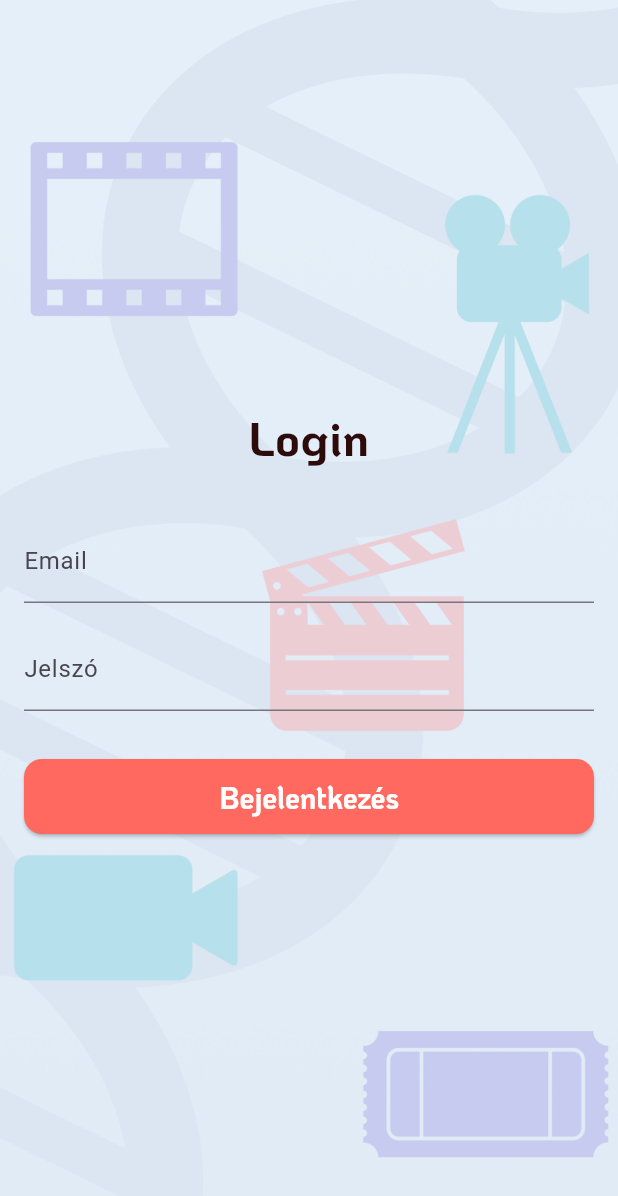
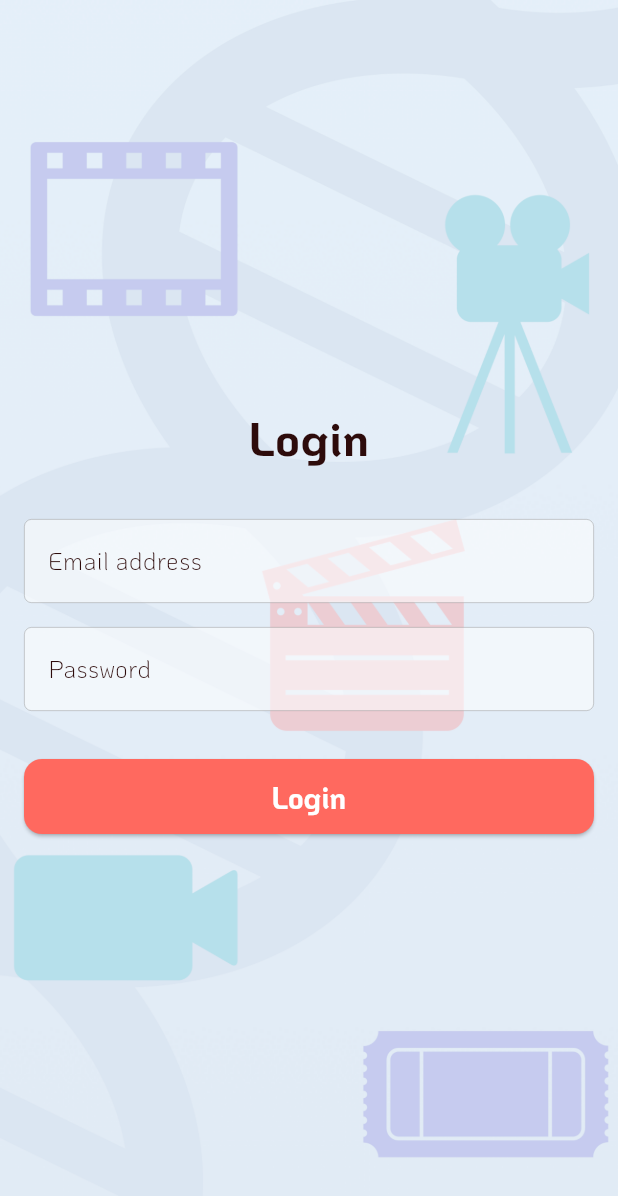
Before and after one commit to jozsefjagicza/piller, a Flutter app: the screen it shows after launch, on a phone screen of 412 x 824 dp. Shown: the top 1196 px of the screen. Run offline on Flutter 3.47's test engine with Material 3 defaults, Android fonts, the phone set to English and light mode, and no system bars; our stand-ins replace easy_localization, get_it.

Commit message:
add interactor to auth

```diff
--- a/assets/translations/en.json
+++ b/assets/translations/en.json
@@ -3,5 +3,14 @@
   "app_name": "Test task",
   "applicant_name": "Jozsef Jagicza",
 
-  "login_title": "Login"
+  "login_title": "Login",
+  "login_email": "Email address",
+  "login_password": "Password",
+  "login_validate_empty_email": "Please enter your email address",
+  "login_validate": "Invalid email or password",
+  "login_validate_email_format": "Please enter a valid email address",
+  "login_validate_empty_password": "Please enter your password",
+  "login_validate_short_password": "The password must be at least 6 characters long",
+  "login_failed": "Login failed",
+  "login_success": "Login successful"
 }
--- a/assets/translations/hu.json
+++ b/assets/translations/hu.json
@@ -3,5 +3,15 @@
   "app_name": "Tesztfeladat",
   "applicant_name": "Jagicza József",
 
-  "login_title": "Bejelentkezés"
+  "login_title": "Bejelentkezés",
+  "login_email": "E-mail cím",
+  "login_password": "Jelszó",
+  "login_validate_empty_email": "Kérjük, adja meg az e-mail címét",
+  "login_validate": "Hibás email cím vagy jelszó",
+  "login_validate_email_format": "Kérjük, adjon meg egy érvényes e-mail címet",
+  "login_validate_empty_password": "Kérjük, adja meg a jelszavát",
+  "login_validate_short_password": "A jelszónak legalább 6 karakter hosszúnak kell lennie",
+  "login_failed": "Hiba a bejelentkezés során",
+  "login_success": "Sikeres bejelentkezés"
+
 }
--- a/lib/common/constants.dart
+++ b/lib/common/constants.dart
@@ -1,8 +1,7 @@
 
 
-import 'dart:ffi';
-
 import 'package:flutter/material.dart';
+import 'package:piller/common/styles.dart';
 
 class FontWeights {
   static const FontWeight extraLight = FontWeight.w200;
@@ -24,3 +23,44 @@ class UIConstants {
   static const double radius = 12.0;
 
 }
+
+class InputDecorations {
+  static InputDecoration customInputDecoration({required String labelText}) {
+    return InputDecoration(
+      labelText: labelText,
+      labelStyle: AppTextStyles.bodyText,
+      hintText: labelText,
+      hintStyle: AppTextStyles.bodyText,
+      filled: true,
+      fillColor: Colors.white.withAlpha(140),
+      enabledBorder: OutlineInputBorder(
+        borderRadius: BorderRadius.circular(5.0),
+        borderSide: const BorderSide(
+          color: Colors.black26,
+          width: 0.5,
+        ),
+      ),
+      focusedBorder: OutlineInputBorder(
+        borderRadius: BorderRadius.circular(5.0),
+        borderSide: BorderSide(
+          color: AppColors.primaryColor,
+          width: 0.5,
+        ),
+      ),
+      errorBorder: OutlineInputBorder(
+        borderRadius: BorderRadius.circular(5.0),
+        borderSide: const BorderSide(
+          color: Colors.red,
+          width: 0.5,
+        ),
+      ),
+      focusedErrorBorder: OutlineInputBorder(
+        borderRadius: BorderRadius.circular(5.0),
+        borderSide: const BorderSide(
+          color: Colors.red,
+          width: 0.5,
+        ),
+      ),
+    );
+  }
+}
--- a/lib/di/service_locator.dart
+++ b/lib/di/service_locator.dart
@@ -1,6 +1,7 @@
 
 
 import 'package:get_it/get_it.dart';
+import 'package:piller/interactors/auth_interactor.dart';
 import 'package:piller/providers/auth_provider.dart';
 
 final GetIt locator = GetIt.instance;
@@ -9,4 +10,6 @@ void setupLocator() {
 
   locator.registerLazySingleton<AuthProvider>(() => AuthProvider());
 
+  locator.registerLazySingleton<AuthInteractor>(() => AuthInteractor());
+
 }
--- a/lib/feature/authentication/login_screen.dart
+++ b/lib/feature/authentication/login_screen.dart
@@ -1,75 +1,69 @@
-
 import 'package:easy_localization/easy_localization.dart';
 import 'package:flutter/material.dart';
+import 'package:piller/di/service_locator.dart';
+import 'package:provider/provider.dart';
 import 'package:piller/common/constants.dart';
 import 'package:piller/common/styles.dart';
 import 'package:piller/common/widgets/background_widget.dart';
+import 'package:piller/providers/auth_provider.dart'; // Importáljuk a provider-t
 
-class LoginScreen extends StatefulWidget {
-  @override
-  _LoginScreenState createState() => _LoginScreenState();
-}
-
-class _LoginScreenState extends State<LoginScreen> {
-  final _formKey = GlobalKey<FormState>();
-  final TextEditingController _emailController = TextEditingController();
-  final TextEditingController _passwordController = TextEditingController();
-
-  void _login() {
-    if (_formKey.currentState!.validate()) {
-      ScaffoldMessenger.of(context).showSnackBar(
-        SnackBar(content: Text('Sikeres bejelentkezés!')),
-      );
-    }
-  }
+class LoginScreen extends StatelessWidget {
+  const LoginScreen({super.key});
 
   @override
   Widget build(BuildContext context) {
+    return ChangeNotifierProvider(
+      create: (_) => locator<AuthProvider>(),
+      child: Consumer<AuthProvider>(
+        builder: (context, authProvider, child) {
           return Scaffold(
             body: BackgroundWidget(
               child: Padding(
                 padding: EdgeInsets.all(UIConstants.defaultPadding),
                 child: Form(
-            key: _formKey,
+                  key: authProvider.formKey,
                   child: Column(
                     mainAxisAlignment: MainAxisAlignment.center,
                     children: [
-                Text('login_title'.tr(), style: AppTextStyles.headline,),
+                      Text('login_title'.tr(), style: AppTextStyles.headline),
                       SizedBox(height: UIConstants.largePadding),
                       TextFormField(
-                  controller: _emailController,
+                        controller: authProvider.emailController,
                         keyboardType: TextInputType.emailAddress,
-                  decoration: InputDecoration(labelText: 'Email'),
-                  validator: (value) {
-                    if (value == null || value.isEmpty) {
-                      return 'Az email megadása kötelező';
-                    }
-                    if (!RegExp(r"^[a-zA-Z0-9._%+-]+@[a-zA-Z0-9.-]+\.[a-zA-Z]{2,}").hasMatch(value)) {
-                      return 'Érvényes email címet adj meg';
-                    }
-                    return null;
-                  },
+                        focusNode: authProvider.emailFocusNode,
+                        decoration: InputDecorations.customInputDecoration(
+                          labelText: 'login_email'.tr(),
+                        ),
+                        validator: (value) => authProvider.validateEmail(value),
+                        autovalidateMode: AutovalidateMode.onUserInteraction,
                       ),
                       SizedBox(height: UIConstants.defaultPadding),
                       TextFormField(
-                  controller: _passwordController,
+                        controller: authProvider.passwordController,
                         obscureText: true,
-                  decoration: InputDecoration(labelText: 'Jelszó'),
-                  validator: (value) {
-                    if (value == null || value.isEmpty) {
-                      return 'A jelszó megadása kötelező';
-                    }
-                    if (value.length < 6) {
-                      return 'A jelszónak legalább 6 karakter hosszúnak kell lennie';
-                    }
-                    return null;
-                  },
+                        decoration: InputDecorations.customInputDecoration(
+                          labelText: 'login_password'.tr(),
+                        ),
+                        validator: (value) => authProvider.validatePassword(value),
                       ),
                       SizedBox(height: UIConstants.largePadding),
                       ElevatedButton(
-                  onPressed: _login,
-                  child: Text('Bejelentkezés'),
+                        onPressed: () async {
+                          final messenger = ScaffoldMessenger.of(context);
+                          await authProvider.login();
+                          if (authProvider.isAuthenticated) {
+                            messenger.showSnackBar(
+                              SnackBar(content: Text('login_success'.tr())),
+                            );
+                            Navigator.pushReplacementNamed(context, '/home');
+                          } else {
+                            messenger.showSnackBar(
+                              SnackBar(content: Text('login_failed'.tr())),
+                            );
+                          }
+                        },
                         style: AppButtonStyles.primary,
+                        child: Text('login_title'.tr()),
                       ),
                     ],
                   ),
@@ -77,5 +71,8 @@ class _LoginScreenState extends State<LoginScreen> {
               ),
             ),
           );
+        },
+      ),
+    );
   }
 }
--- a/lib/feature/splash/splash_screen.dart
+++ b/lib/feature/splash/splash_screen.dart
@@ -5,8 +5,8 @@ import 'package:piller/common/styles.dart';
 import 'dart:async';
 
 import 'package:piller/common/widgets/background_widget.dart';
+import 'package:piller/di/service_locator.dart';
 import 'package:piller/providers/auth_provider.dart';
-import 'package:provider/provider.dart';
 
 class SplashScreen extends StatefulWidget {
   const SplashScreen({super.key});
@@ -20,8 +20,9 @@ class SplashScreenState extends State<SplashScreen> {
   void initState() {
     super.initState();
     Future.delayed(const Duration(seconds: 3), () {
+      if(!mounted) return;
       Future.microtask(() =>
-          Provider.of<AuthProvider>(context, listen: false)
+          locator<AuthProvider>()
               .checkAuthStatus(context));
     });
   }
--- /dev/null
+++ b/lib/interactors/auth_interactor.dart
@@ -0,0 +1,8 @@
+
+class AuthInteractor {
+
+  Future<bool> authenticate(String email, String password) async {
+    await Future.delayed(Duration(seconds: 2));
+    return email == "test@example.com" && password == "password123";
+  }
+}
--- a/lib/providers/auth_provider.dart
+++ b/lib/providers/auth_provider.dart
@@ -1,19 +1,69 @@
 
+import 'package:easy_localization/easy_localization.dart';
 import 'package:flutter/material.dart';
+import 'package:piller/di/service_locator.dart';
+import 'package:piller/interactors/auth_interactor.dart';
 
 class AuthProvider with ChangeNotifier {
+  final AuthInteractor _authInteractor =  locator<AuthInteractor>();
+  final TextEditingController emailController = TextEditingController();
+  final TextEditingController passwordController = TextEditingController();
+  final FocusNode emailFocusNode = FocusNode();
+  String? _errorText;
   bool _isAuthenticated = false;
+  GlobalKey<FormState> formKey = GlobalKey<FormState>();
 
   bool get isAuthenticated => _isAuthenticated;
+  String? get errorText => _errorText;
 
-  void login() {
-    _isAuthenticated = true;
-    notifyListeners();
+  AuthProvider() {
+    emailFocusNode.addListener(_onFocusChange);
   }
 
-  void logout() {
-    _isAuthenticated = false;
-    notifyListeners();
+  void _onFocusChange() {
+    if (!emailFocusNode.hasFocus) {
+      _errorText = null;
+      notifyListeners();
+    }
+  }
+
+  Future<void> login() async {
+    if (formKey.currentState!.validate()) {
+      bool result = await _authInteractor.authenticate(
+        emailController.text,
+        passwordController.text,
+      );
+
+      if (result) {
+        _isAuthenticated = true;
+        notifyListeners();
+      } else {
+        _errorText = 'login_validate'.tr();
+        notifyListeners();
+      }
+    }
+  }
+
+  String? validateEmail(String? value) {
+    if (value == null || value.isEmpty) {
+      _errorText = 'login_validate_empty_email'.tr();
+      return _errorText;
+    }
+    if (!RegExp(r"^[a-zA-Z0-9._%+-]+@[a-zA-Z0-9.-]+\.[a-zA-Z]{2,}").hasMatch(value)) {
+      _errorText = 'login_validate_email_format'.tr();
+      return _errorText;
+    }
+    return null;
+  }
+
+  String? validatePassword(String? value) {
+    if (value == null || value.isEmpty) {
+      return 'login_validate_empty_password'.tr();
+    }
+    if (value.length < 6) {
+      return 'login_validate_short_password'.tr();
+    }
+    return null;
   }
 
   Future<void> checkAuthStatus(BuildContext context) async {
@@ -25,4 +75,12 @@ class AuthProvider with ChangeNotifier {
       Navigator.pushReplacementNamed(context, '/home');
     }
   }
+
+  @override
+  void dispose() {
+    emailController.dispose();
+    passwordController.dispose();
+    emailFocusNode.dispose();
+    super.dispose();
+  }
 }
```
Lines whose indentation alone changed are shown as unchanged.
